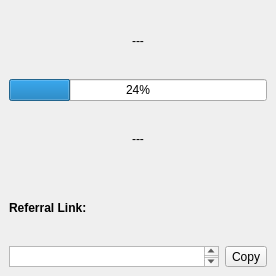
This is mainwindow.ui in lawand/droper as Qt 5 draws it before an edit. The edited form follows.
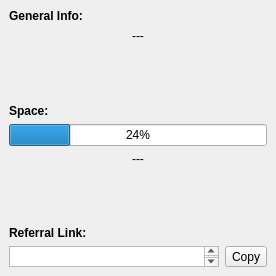
This is the edited form. The open tabs and pages were chosen to show the change. Icons and pictures are not drawn.

Commit message: updated the ui of the account info page

The edit to the form file:
```diff
--- a/mainwindow.ui
+++ b/mainwindow.ui
@@ -196,7 +196,22 @@
       </layout>
      </widget>
      <widget class="QWidget" name="accountInfoPage">
+      <layout class="QVBoxLayout" name="verticalLayout_8">
+       <item>
       <layout class="QVBoxLayout" name="verticalLayout">
+         <item>
+          <widget class="QLabel" name="generalAccountInfoDisplayLabel">
+           <property name="font">
+            <font>
+             <weight>75</weight>
+             <bold>true</bold>
+            </font>
+           </property>
+           <property name="text">
+            <string>General Info:</string>
+           </property>
+          </widget>
+         </item>
        <item>
         <widget class="QLabel" name="generalAccountInfoLabel">
          <property name="text">
@@ -210,6 +225,36 @@
          </property>
         </widget>
        </item>
+        </layout>
+       </item>
+       <item>
+        <spacer name="verticalSpacer_6">
+         <property name="orientation">
+          <enum>Qt::Vertical</enum>
+         </property>
+         <property name="sizeHint" stdset="0">
+          <size>
+           <width>20</width>
+           <height>31</height>
+          </size>
+         </property>
+        </spacer>
+       </item>
+       <item>
+        <layout class="QVBoxLayout" name="verticalLayout_6">
+         <item>
+          <widget class="QLabel" name="spaceDisplayLabel">
+           <property name="font">
+            <font>
+             <weight>75</weight>
+             <bold>true</bold>
+            </font>
+           </property>
+           <property name="text">
+            <string>Space:</string>
+           </property>
+          </widget>
+         </item>
        <item>
         <widget class="QProgressBar" name="spaceProgressBar">
          <property name="value">
@@ -230,6 +275,23 @@
          </property>
         </widget>
        </item>
+        </layout>
+       </item>
+       <item>
+        <spacer name="verticalSpacer_5">
+         <property name="orientation">
+          <enum>Qt::Vertical</enum>
+         </property>
+         <property name="sizeHint" stdset="0">
+          <size>
+           <width>20</width>
+           <height>30</height>
+          </size>
+         </property>
+        </spacer>
+       </item>
+       <item>
+        <layout class="QVBoxLayout" name="verticalLayout_7">
        <item>
         <widget class="QLabel" name="referralLinkDisplayLabel">
          <property name="font">
@@ -268,6 +330,8 @@
         </layout>
        </item>
       </layout>
+       </item>
+      </layout>
      </widget>
      <widget class="QWidget" name="loadingPage">
       <layout class="QVBoxLayout" name="verticalLayout_4">
```
Left out of the diff: 7 changed lines with no effect on the pictures. Lines whose indentation alone changed are shown as unchanged. The commit also changes 1 other file.
